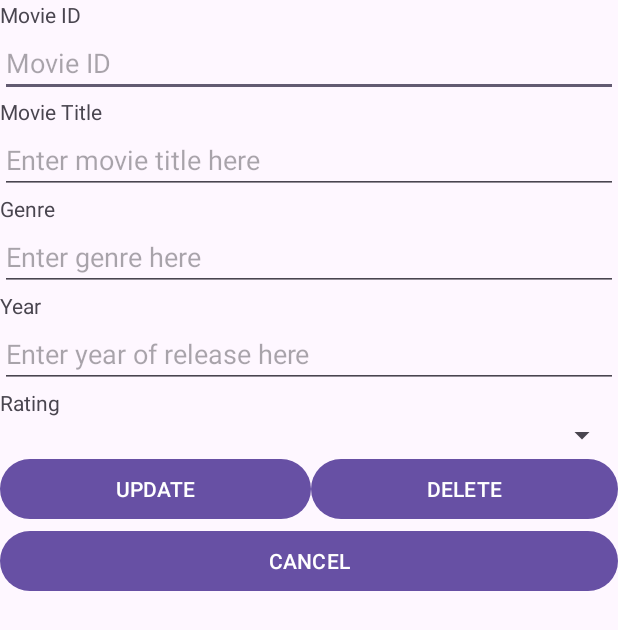
After one commit to SiakNgau/MyMovies, an Android app: the layout activity_movie.xml on its own in the app's theme, with its tools: preview values and no code run, on a phone screen of 412 x 824 dp. The commit adds this screen. Shown: the top 630 px of the screen. Run offline under Robolectric (Android 15) with nearby library versions, the phone set to English and light mode, and no system bars.

Commit message:
lesson12

```diff
--- a/app/src/main/java/sg/edu/rp/c346/id22027706/mymovies/Movies.java
+++ b/app/src/main/java/sg/edu/rp/c346/id22027706/mymovies/Movies.java
@@ -57,4 +57,5 @@ public class Movies implements Serializable {
     public void setRating(String rating) {
         this.rating = rating;
     }
+
 }
--- /dev/null
+++ b/app/src/main/res/layout/activity_movie.xml
@@ -0,0 +1,99 @@
+<?xml version="1.0" encoding="utf-8"?>
+<LinearLayout xmlns:android="http://schemas.android.com/apk/res/android"
+    android:orientation="vertical"
+    android:layout_width="match_parent"
+    android:layout_height="match_parent">
+
+    <TextView
+        android:id="@+id/textViewId"
+        android:layout_width="match_parent"
+        android:layout_height="wrap_content"
+        android:text="Movie ID" />
+
+    <EditText
+        android:id="@+id/editTextText2"
+        android:layout_width="match_parent"
+        android:layout_height="wrap_content"
+        android:ems="10"
+        android:inputType="text"
+        android:hint="Movie ID" />
+
+    <TextView
+        android:id="@+id/textViewMovieTitle"
+        android:layout_width="match_parent"
+        android:layout_height="wrap_content"
+        android:text="Movie Title" />
+
+    <EditText
+        android:id="@+id/editTextMovieTitle"
+        android:layout_width="match_parent"
+        android:layout_height="wrap_content"
+        android:ems="10"
+        android:inputType="text"
+        android:hint="Enter movie title here" />
+
+    <TextView
+        android:id="@+id/textViewGenre"
+        android:layout_width="match_parent"
+        android:layout_height="wrap_content"
+        android:text="Genre" />
+
+    <EditText
+        android:id="@+id/editTextGenre"
+        android:layout_width="match_parent"
+        android:layout_height="wrap_content"
+        android:ems="10"
+        android:inputType="text"
+        android:hint="Enter genre here" />
+
+    <TextView
+        android:id="@+id/textViewYear"
+        android:layout_width="match_parent"
+        android:layout_height="wrap_content"
+        android:text="Year" />
+
+    <EditText
+        android:id="@+id/editTextYear"
+        android:layout_width="match_parent"
+        android:layout_height="wrap_content"
+        android:ems="10"
+        android:inputType="text"
+        android:hint="Enter year of release here" />
+
+    <TextView
+        android:id="@+id/textViewRating"
+        android:layout_width="match_parent"
+        android:layout_height="wrap_content"
+        android:text="Rating" />
+
+    <Spinner
+        android:id="@+id/spinner"
+        android:layout_width="match_parent"
+        android:layout_height="wrap_content" />
+
+    <LinearLayout
+        android:layout_width="match_parent"
+        android:layout_height="wrap_content"
+        android:orientation="horizontal">
+
+        <Button
+            android:id="@+id/buttonUpdate"
+            android:layout_width="wrap_content"
+            android:layout_height="wrap_content"
+            android:layout_weight="1"
+            android:text="UPDATE" />
+
+        <Button
+            android:id="@+id/buttonDelete"
+            android:layout_width="wrap_content"
+            android:layout_height="wrap_content"
+            android:layout_weight="1"
+            android:text="DELETE" />
+    </LinearLayout>
+
+    <Button
+        android:id="@+id/buttonCancel"
+        android:layout_width="match_parent"
+        android:layout_height="wrap_content"
+        android:text="CANCEL" />
+</LinearLayout>
--- a/app/src/main/res/layout/movielist.xml
+++ b/app/src/main/res/layout/movielist.xml
@@ -8,10 +8,10 @@
         android:id="@+id/button"
         android:layout_width="match_parent"
         android:layout_height="wrap_content"
-        android:text="Button" />
+        android:text="Show all movies with PG13 rating" />
 
     <ListView
-        android:id="@+id/lv"
+        android:id="@+id/lvMovies"
         android:layout_width="match_parent"
         android:layout_height="match_parent" />
 </LinearLayout>
```
Also changed, not shown: app/src/main/AndroidManifest.xml (+9 -0 lines), app/src/main/java/sg/edu/rp/c346/id22027706/mymovies/MoviesList.java (+17 -3 lines), app/src/main/java/sg/edu/rp/c346/id22027706/mymovies/movie.java (added, +82 -0 lines).
